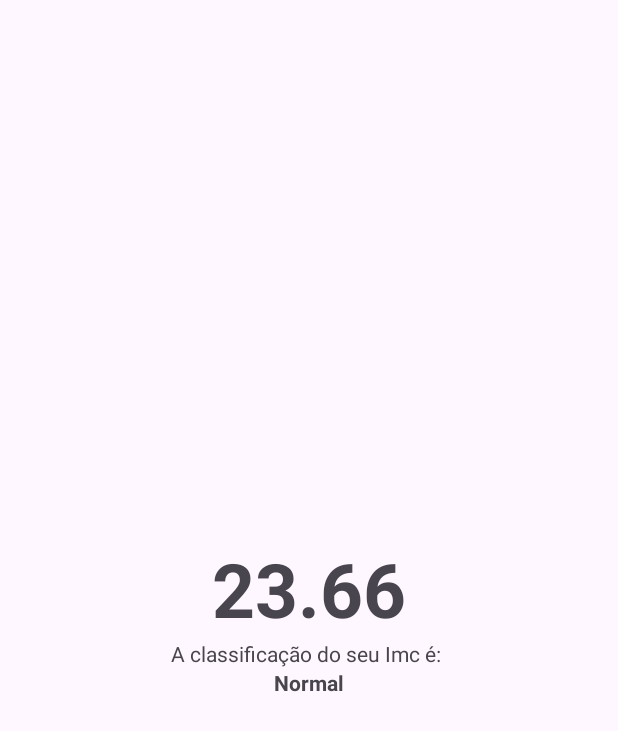
After one commit to Michelnass21/CalculadoraImc, an Android app: the layout activity_result.xml on its own in the app's theme, with its tools: preview values and no code run, on a phone screen of 412 x 824 dp. The commit adds this screen. Shown: the top 731 px of the screen. Run offline under Robolectric (Android 15) with nearby library versions, the phone set to English and light mode, and no system bars.

Commit message:
Mostrando resultado na proxima tela

```diff
--- /dev/null
+++ b/app/src/main/res/layout/activity_result.xml
@@ -0,0 +1,34 @@
+<?xml version="1.0" encoding="utf-8"?>
+<LinearLayout xmlns:android="http://schemas.android.com/apk/res/android"
+    xmlns:app="http://schemas.android.com/apk/res-auto"
+    xmlns:tools="http://schemas.android.com/tools"
+    android:id="@+id/main"
+    android:layout_width="match_parent"
+    android:layout_height="match_parent"
+    android:orientation="vertical"
+    android:gravity="center"
+    tools:context=".ResultActivity">
+
+    <TextView
+        android:id="@+id/tv_result"
+        android:textSize="50dp"
+        android:textStyle="bold"
+        android:maxLength="5"
+        android:layout_width="wrap_content"
+        android:layout_height="wrap_content"
+        tools:text="23.66" />
+
+    <TextView
+        android:id="@+id/tv_classificacão_label"
+        android:layout_width="wrap_content"
+        android:layout_height="wrap_content"
+        android:text="A classificação do seu Imc é: " />
+
+    <TextView
+        android:id="@+id/tv_classificacão"
+        android:layout_width="wrap_content"
+        android:layout_height="wrap_content"
+        android:textStyle="bold"
+        tools:text="Normal" />
+
+</LinearLayout>
```
Also changed, not shown: app/src/main/java/com/comunidadedevspace/imc/MainActivity.kt (+11 -6 lines), app/src/main/java/com/comunidadedevspace/imc/ResultActivity.kt (added, +37 -0 lines).
